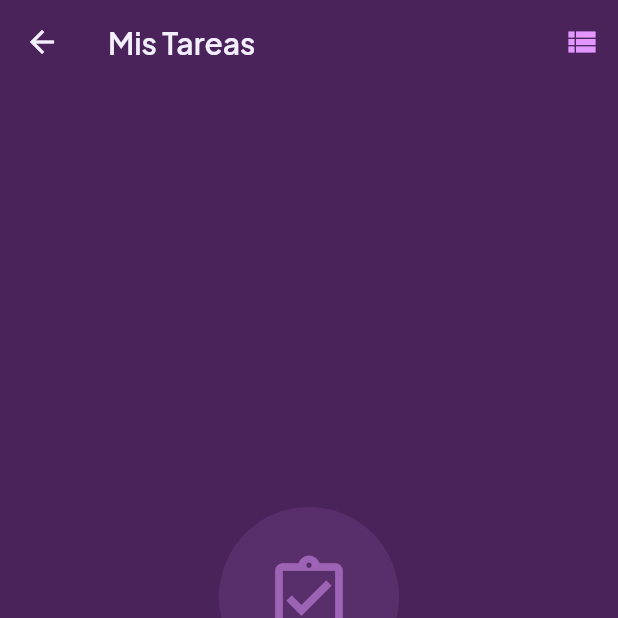
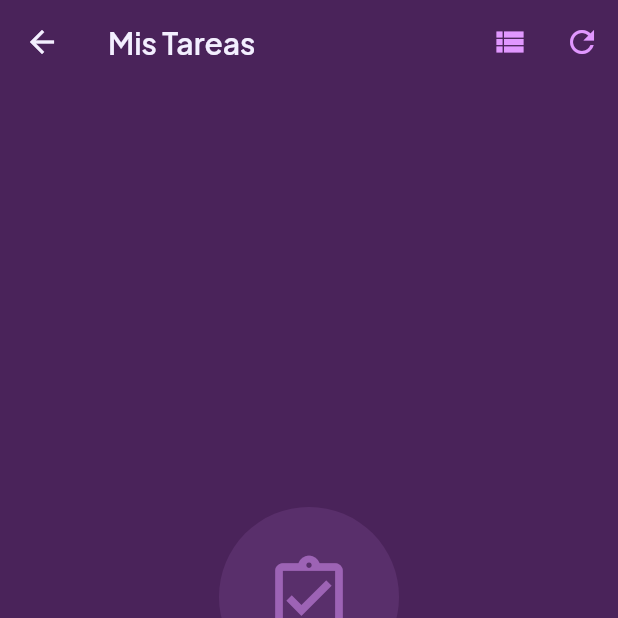
Before and after one commit to Doddieko67/Marelyy, a Flutter app: the MyTasksScreen screen opened directly, after a tap on the "calendar month" icon, on a phone screen of 412 x 824 dp, the top half of it. Run offline on Flutter 3.47's test engine with Material 3 defaults, Android fonts, the phone set to English and light mode, and no system bars; our stand-ins replace cached_network_image, cloud_firestore, dio, file_picker, firebase_auth, firebase_core and 8 more; accounts and stored records are empty.

Commit message:
falta perfeccionar myTasks

```diff
--- a/lib/features/admin/screens/community_admin_screen.dart
+++ b/lib/features/admin/screens/community_admin_screen.dart
@@ -384,7 +384,7 @@ class _CommunityAdminScreenState extends State<CommunityAdminScreen> {
     final theme = Theme.of(context);
 
     return Container(
-      width: 140,
+      width: 150,
       height: 230,
       margin: const EdgeInsets.all(8),
       child: Card(
@@ -843,13 +843,13 @@ class _CommunityAdminScreenState extends State<CommunityAdminScreen> {
                     runSpacing: 8,
                     children: [
                       _buildStatCard(
-                        title: 'Total Miembros',
+                        title: 'Miembros',
                         value: _totalMembers.toString(),
                         icon: Icons.people,
                         color: theme.colorScheme.primary,
                       ),
                       _buildStatCard(
-                        title: 'Total Tareas',
+                        title: 'Tareas',
                         value: _totalTasks.toString(),
                         icon: Icons.task,
                         color: Colors.blue,
--- a/lib/features/communities/screens/community_calendar_tab_content.dart
+++ b/lib/features/communities/screens/community_calendar_tab_content.dart
@@ -494,7 +494,7 @@ class _CommunityCalendarTabContentState
                         shape: BoxShape.circle,
                       ),
                       selectedDecoration: BoxDecoration(
-                        color: theme.colorScheme.secondary,
+                        color: theme.colorScheme.primary,
                         shape: BoxShape.circle,
                       ),
                       markerDecoration: const BoxDecoration(
--- a/lib/features/communities/screens/community_detail_screen.dart
+++ b/lib/features/communities/screens/community_detail_screen.dart
@@ -138,7 +138,7 @@ class _CommunityDetailScreenState extends State<CommunityDetailScreen>
       _buildTab("Chat"),
       _buildTab("Tareas"),
       _buildTab("Calendario"),
-      _buildTab("IA"),
+      _isAdmin ? _buildTab("IA") : _buildHiddenTab(),
       _isAdmin ? _buildTab("Admin") : _buildHiddenTab(),
       _buildTab("Ajustes"),
     ];
--- a/lib/features/tasks/screens/my_tasks_screen.dart
+++ b/lib/features/tasks/screens/my_tasks_screen.dart
@@ -27,6 +27,47 @@ class _MyTasksScreenState extends State<MyTasksScreen> {
   Map<DateTime, List<Map<String, dynamic>>> _tasksByDate = {};
   bool _isCalendarView = false;
 
+  // Task data
+  List<QueryDocumentSnapshot> _allTasks = [];
+  bool _isLoading = true; // Start as true for initial load
+  bool _hasLoadedOnce = false;
+
+  @override
+  void initState() {
+    super.initState();
+    _loadMyTasks();
+  }
+
+  Future<void> _loadMyTasks() async {
+    final currentUserUid = _auth.currentUser?.uid;
+    if (currentUserUid == null) return;
+
+    setState(() {
+      _isLoading = true;
+    });
+
+    try {
+      final snapshot = await _firestore
+          .collectionGroup('tasks')
+          .where('assignedToId', isEqualTo: currentUserUid)
+          .orderBy('createdAt', descending: true)
+          .get();
+
+      setState(() {
+        _allTasks = snapshot.docs;
+        _groupTasksByDate(_allTasks);
+        _isLoading = false;
+        _hasLoadedOnce = true;
+      });
+    } catch (e) {
+      print('Error loading tasks: $e');
+      setState(() {
+        _isLoading = false;
+        _hasLoadedOnce = true;
+      });
+    }
+  }
+
   // Group tasks by date for calendar
   void _groupTasksByDate(List<QueryDocumentSnapshot> tasks) {
     _tasksByDate.clear();
@@ -54,6 +95,64 @@ class _MyTasksScreenState extends State<MyTasksScreen> {
   List<Map<String, dynamic>> _getTasksForDay(DateTime day) {
     final dateKey = DateTime(day.year, day.month, day.day);
     return _tasksByDate[dateKey] ?? [];
+  }
+
+  Widget _buildTasksContent(ThemeData theme) {
+    // Show loading on first load
+    if (!_hasLoadedOnce && _isLoading) {
+      return Center(
+        child: CircularProgressIndicator(
+          color: theme.colorScheme.primary,
+        ),
+      );
+    }
+
+    if (_allTasks.isEmpty && _hasLoadedOnce) {
+      return Center(
+        child: Column(
+          mainAxisAlignment: MainAxisAlignment.center,
+          children: [
+            Container(
+              width: 120,
+              height: 120,
+              decoration: BoxDecoration(
+                color: theme.colorScheme.primary.withOpacity(0.1),
+                shape: BoxShape.circle,
+              ),
+              child: Icon(
+                Icons.assignment_turned_in_outlined,
+                size: 60,
+                color: theme.colorScheme.primary.withOpacity(0.5),
+              ),
+            ),
+            const SizedBox(height: 24),
+            Text(
+              '¡No tienes tareas asignadas!',
+              style: TextStyle(
+                fontFamily: fontFamilyPrimary,
+                fontSize: 20,
+                fontWeight: FontWeight.w600,
+                color: theme.colorScheme.onBackground,
+              ),
+            ),
+            const SizedBox(height: 8),
+            Text(
+              'Parece que no hay tareas que te hayan asignado',
+              style: TextStyle(
+                fontFamily: fontFamilyPrimary,
+                fontSize: 16,
+                color: theme.colorScheme.onBackground.withOpacity(0.7),
+              ),
+              textAlign: TextAlign.center,
+            ),
+          ],
+        ),
+      );
+    }
+
+    return _isCalendarView
+        ? _buildCalendarView(theme, _allTasks)
+        : _buildListView(theme, _allTasks);
   }
 
   @override
@@ -143,118 +242,17 @@ class _MyTasksScreenState extends State<MyTasksScreen> {
             },
             tooltip: _isCalendarView ? 'Vista de Lista' : 'Vista de Calendario',
           ),
+          IconButton(
+            icon: Icon(
+              Icons.refresh,
+              color: theme.colorScheme.primary,
+            ),
+            onPressed: _loadMyTasks,
+            tooltip: 'Actualizar',
+          ),
         ],
       ),
-      body: StreamBuilder<QuerySnapshot>(
-        stream: _firestore
-            .collectionGroup('tasks')
-            .where('assignedToId', isEqualTo: currentUserUid)
-            .orderBy('createdAt', descending: true)
-            .snapshots(),
-        builder: (context, snapshot) {
-          if (snapshot.connectionState == ConnectionState.waiting) {
-            return Center(
-              child: CircularProgressIndicator(
-                color: theme.colorScheme.primary,
-              ),
-            );
-          }
-
-          if (snapshot.hasError) {
-            return Center(
-              child: Column(
-                mainAxisAlignment: MainAxisAlignment.center,
-                children: [
-                  Container(
-                    width: 120,
-                    height: 120,
-                    decoration: BoxDecoration(
-                      color: theme.colorScheme.error.withOpacity(0.1),
-                      shape: BoxShape.circle,
-                    ),
-                    child: Icon(
-                      Icons.error_outline,
-                      size: 60,
-                      color: theme.colorScheme.error.withOpacity(0.5),
-                    ),
-                  ),
-                  const SizedBox(height: 24),
-                  Text(
-                    'Error al cargar tus tareas',
-                    style: TextStyle(
-                      fontFamily: fontFamilyPrimary,
-                      fontSize: 20,
-                      fontWeight: FontWeight.w600,
-                      color: theme.colorScheme.error,
-                    ),
-                  ),
-                  const SizedBox(height: 8),
-                  Text(
-                    'Intenta de nuevo más tarde',
-                    style: TextStyle(
-                      fontFamily: fontFamilyPrimary,
-                      fontSize: 16,
-                      color: theme.colorScheme.onBackground.withOpacity(0.7),
-                    ),
-                  ),
-                ],
-              ),
-            );
-          }
-
-          if (!snapshot.hasData || snapshot.data!.docs.isEmpty) {
-            return Center(
-              child: Column(
-                mainAxisAlignment: MainAxisAlignment.center,
-                children: [
-                  Container(
-                    width: 120,
-                    height: 120,
-                    decoration: BoxDecoration(
-                      color: theme.colorScheme.primary.withOpacity(0.1),
-                      shape: BoxShape.circle,
-                    ),
-                    child: Icon(
-                      Icons.assignment_turned_in_outlined,
-                      size: 60,
-                      color: theme.colorScheme.primary.withOpacity(0.5),
-                    ),
-                  ),
-                  const SizedBox(height: 24),
-                  Text(
-                    '¡No tienes tareas asignadas!',
-                    style: TextStyle(
-                      fontFamily: fontFamilyPrimary,
-                      fontSize: 20,
-                      fontWeight: FontWeight.w600,
-                      color: theme.colorScheme.onBackground,
-                    ),
-                  ),
-                  const SizedBox(height: 8),
-                  Text(
-                    'Parece que no hay tareas que te hayan asignado',
-                    style: TextStyle(
-                      fontFamily: fontFamilyPrimary,
-                      fontSize: 16,
-                      color: theme.colorScheme.onBackground.withOpacity(0.7),
-                    ),
-                    textAlign: TextAlign.center,
-                  ),
-                ],
-              ),
-            );
-          }
-
-          final tasks = snapshot.data!.docs;
-
-          // Group tasks by date for calendar
-          _groupTasksByDate(tasks);
-
-          return _isCalendarView
-              ? _buildCalendarView(theme, tasks)
-              : _buildListView(theme, tasks);
-        },
-      ),
+      body: _buildTasksContent(theme),
     );
   }
 
@@ -263,12 +261,15 @@ class _MyTasksScreenState extends State<MyTasksScreen> {
     return Column(
       children: [
         Card(
+          key: const ValueKey('calendar_card'),
           margin: const EdgeInsets.all(16),
           elevation: 2,
           shape: RoundedRectangleBorder(borderRadius: BorderRadius.circular(16)),
           child: Padding(
             padding: const EdgeInsets.all(16),
-            child: TableCalendar<Map<String, dynamic>>(
+            child: RepaintBoundary(
+              child: TableCalendar<Map<String, dynamic>>(
+                key: const ValueKey('my_tasks_calendar'),
               firstDay: DateTime.now().subtract(const Duration(days: 365)),
               lastDay: DateTime.now().add(const Duration(days: 365)),
               focusedDay: _focusedDay,
@@ -289,15 +290,15 @@ class _MyTasksScreenState extends State<MyTasksScreen> {
                   color: theme.colorScheme.onSurface,
                 ),
                 selectedDecoration: BoxDecoration(
-                  color: theme.colorScheme.primary,
+                  color: theme.colorScheme.primary.withValues(alpha: 0.5),
                   shape: BoxShape.circle,
                 ),
                 todayDecoration: BoxDecoration(
-                  color: theme.colorScheme.secondary,
+                  color: theme.colorScheme.onSurface.withValues(alpha: 0.5),
                   shape: BoxShape.circle,
                 ),
                 markerDecoration: BoxDecoration(
-                  color: theme.colorScheme.tertiary,
+                  color: theme.colorScheme.primary.withValues(alpha: 0.5),
                   shape: BoxShape.circle,
                 ),
               ),
@@ -306,7 +307,7 @@ class _MyTasksScreenState extends State<MyTasksScreen> {
                 titleCentered: true,
                 formatButtonShowsNext: false,
                 formatButtonDecoration: BoxDecoration(
-                  color: theme.colorScheme.primary,
+                  color: theme.colorScheme.primary.withValues(alpha: 0.5),
                   borderRadius: BorderRadius.circular(8),
                 ),
                 formatButtonTextStyle: TextStyle(
@@ -336,8 +337,11 @@ class _MyTasksScreenState extends State<MyTasksScreen> {
                 }
               },
               onPageChanged: (focusedDay) {
-                _focusedDay = focusedDay;
+                setState(() {
+                  _focusedDay = focusedDay;
+                });
               },
+              ),
             ),
           ),
         ),
```
